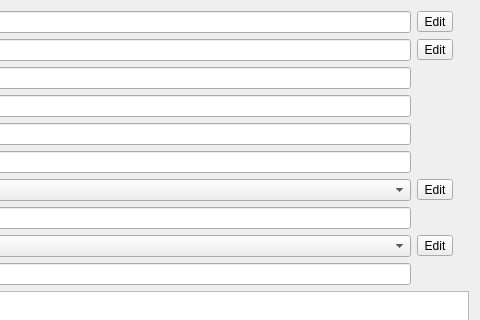
The window that src/ApplicationContainer/FormMineIt/FormProperty/EditInfo/BasicInformation/basicinformation.ui (MRsoymilk/KnowIt) describes before a commit, drawn with Qt 5; both pictures show x 266 to 746 and y 0 to 320 of the 746 by 800 pixel window.
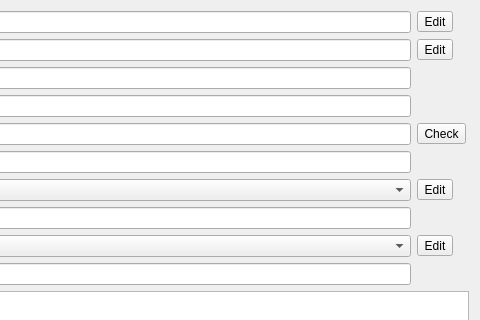
The same window after the commit.

Commit message: optimize the dataset/check interface, add CAS Number check

Diff of the .ui file:
```diff
--- a/src/ApplicationContainer/FormMineIt/FormProperty/EditInfo/BasicInformation/basicinformation.ui
+++ b/src/ApplicationContainer/FormMineIt/FormProperty/EditInfo/BasicInformation/basicinformation.ui
@@ -158,6 +158,13 @@
      </property>
     </widget>
    </item>
+   <item row="4" column="3">
+    <widget class="QToolButton" name="tBtnCheckCAS">
+     <property name="text">
+      <string>Check</string>
+     </property>
+    </widget>
+   </item>
   </layout>
  </widget>
  <tabstops>
```
The commit also changes 11 other files.
